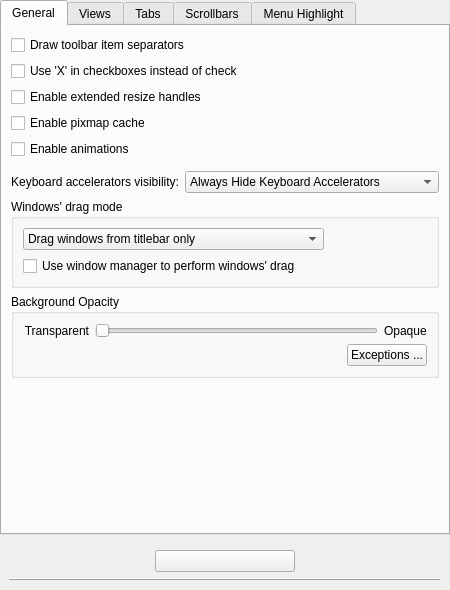
First picture: the form in style/config/ui/oxygenstyleconfig.ui, repository KDE/oxygen-transparent, before the edit.
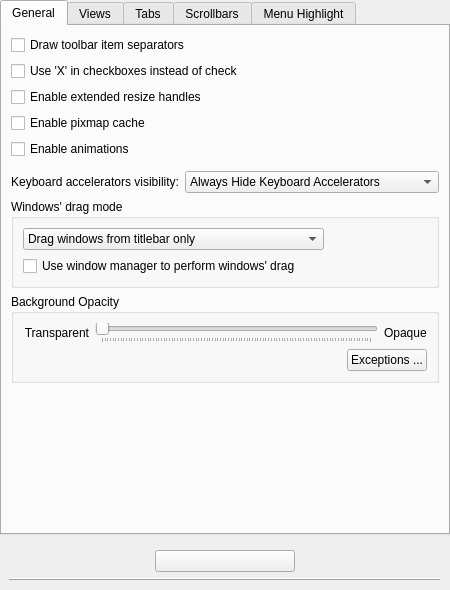
Second picture: the form after the edit. Custom widgets are drawn as their Qt base class.

Commit message: added ticks below transparency slider

Diff of the .ui file:
```diff
--- a/style/config/ui/oxygenstyleconfig.ui
+++ b/style/config/ui/oxygenstyleconfig.ui
@@ -200,7 +200,7 @@
                <enum>Qt::Horizontal</enum>
               </property>
               <property name="tickPosition">
-               <enum>QSlider::NoTicks</enum>
+               <enum>QSlider::TicksBelow</enum>
               </property>
              </widget>
             </item>
```
The commit also changes 1 other file.
